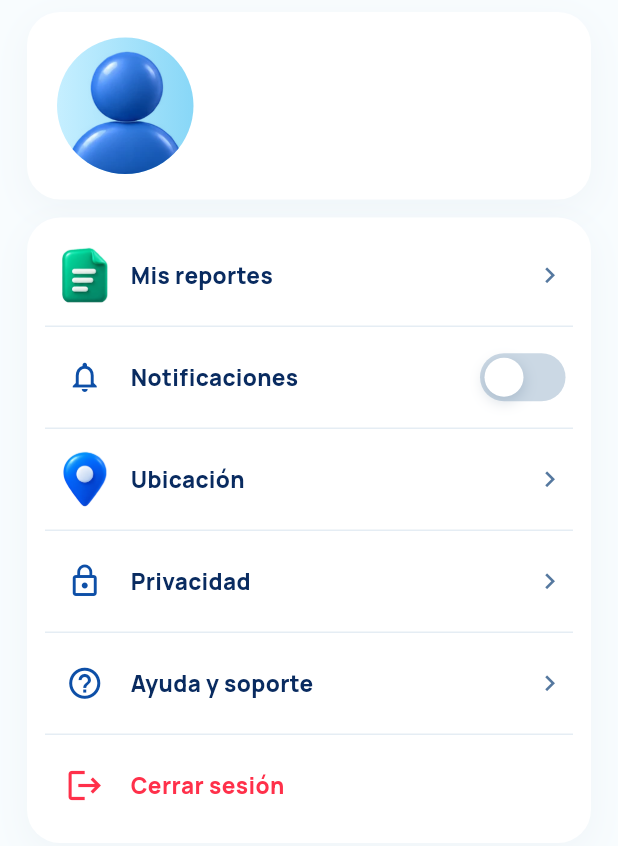
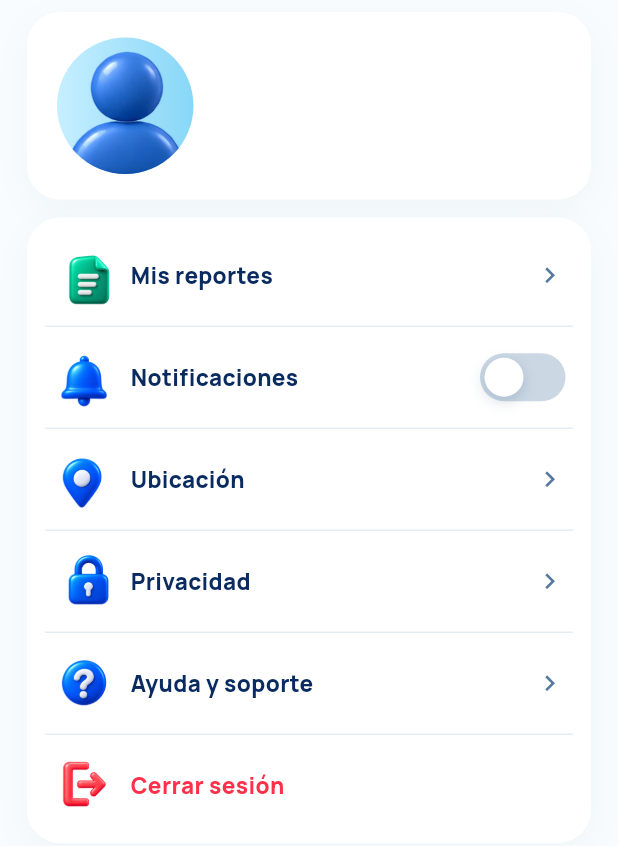
Before and after one commit to IKERD11/reporte-ciudadano-cuautla, a Flutter app: the CitizenProfileDesign widget shown alone on an empty page, opened directly with empty values, on a phone screen of 412 x 824 dp. Shown: the top 846 px of the screen. Run offline on Flutter 3.47's test engine with Material 3 defaults, Android fonts, the phone set to English and light mode, and no system bars; our stand-ins replace flutter_secure_storage, geolocator, image_picker, latlong2, supabase_flutter, web; missing offline and left inert: dart:js_interop, pointer_interceptor; accounts and stored records are empty; project files that could hold a hidden picture were left out.

Commit message:
Use original six 3D profile menu icons from the supplied design

```diff
--- a/apps/mobile/lib/features/auth/presentation/citizen_design_screens.dart
+++ b/apps/mobile/lib/features/auth/presentation/citizen_design_screens.dart
@@ -260,16 +260,12 @@ class CitizenProfileDesign extends StatelessWidget {
           children: [
             row(
               'Mis reportes',
-              const CitizenSticker('reports', size: 42),
+              const ProfileMenuIcon(column: 0, row: 0),
               onTap: onReports,
             ),
             row(
               'Notificaciones',
-              const Icon(
-                Icons.notifications_none,
-                size: 24,
-                color: Color(0xff0d4fa7),
-              ),
+              const ProfileMenuIcon(column: 1, row: 0),
               trailing: Semantics(
                 toggled: notifications,
                 label: 'Activar o desactivar notificaciones',
@@ -326,30 +322,22 @@ class CitizenProfileDesign extends StatelessWidget {
             ),
             row(
               'Ubicación',
-              const CitizenSticker('pin', size: 42),
+              const ProfileMenuIcon(column: 2, row: 0),
               onTap: onLocation,
             ),
             row(
               'Privacidad',
-              const Icon(
-                Icons.lock_outline,
-                size: 24,
-                color: Color(0xff0d4fa7),
-              ),
+              const ProfileMenuIcon(column: 0, row: 1),
               onTap: onPrivacy,
             ),
             row(
               'Ayuda y soporte',
-              const Icon(
-                Icons.help_outline,
-                size: 25,
-                color: Color(0xff0d4fa7),
-              ),
+              const ProfileMenuIcon(column: 1, row: 1),
               onTap: onHelp,
             ),
             row(
               'Cerrar sesión',
-              const Icon(Icons.logout, size: 26, color: Color(0xffff304a)),
+              const ProfileMenuIcon(column: 2, row: 1),
               onTap: onLogout,
               last: true,
             ),
@@ -359,3 +347,30 @@ class CitizenProfileDesign extends StatelessWidget {
     ],
   );
 }
+
+/// The original six-cell profile artwork: three columns, two rows.
+/// Crop at paint time so the source, transparent edges and proportions stay intact.
+class ProfileMenuIcon extends StatelessWidget {
+  const ProfileMenuIcon({super.key, required this.column, required this.row});
+  final int column, row;
+  @override
+  Widget build(BuildContext context) => SizedBox.square(
+    dimension: 43,
+    child: ClipRect(
+      child: OverflowBox(
+        alignment: Alignment((column - 1).toDouble(), (row * 2 - 1).toDouble()),
+        minWidth: 129,
+        maxWidth: 129,
+        minHeight: 86,
+        maxHeight: 86,
+        child: Image.asset(
+          'assets/renewal/icons/3d/profile-menu.png',
+          width: 129,
+          height: 86,
+          fit: BoxFit.fill,
+          excludeFromSemantics: true,
+        ),
+      ),
+    ),
+  );
+}
```
Also changed, not shown: 1 other file.
